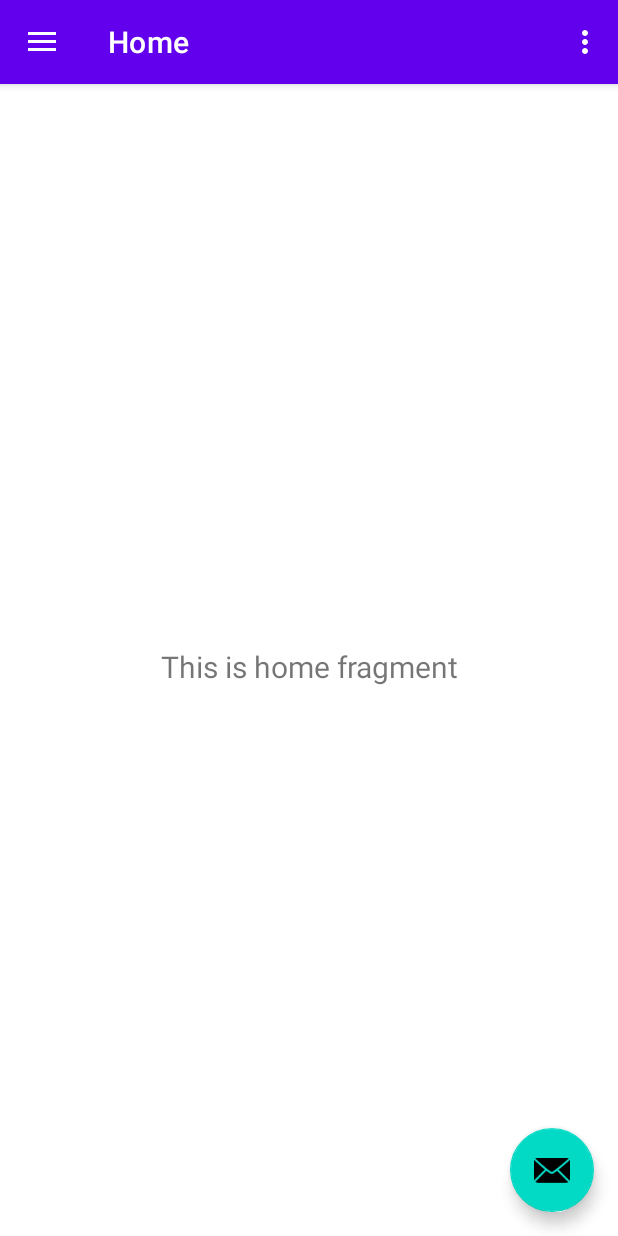
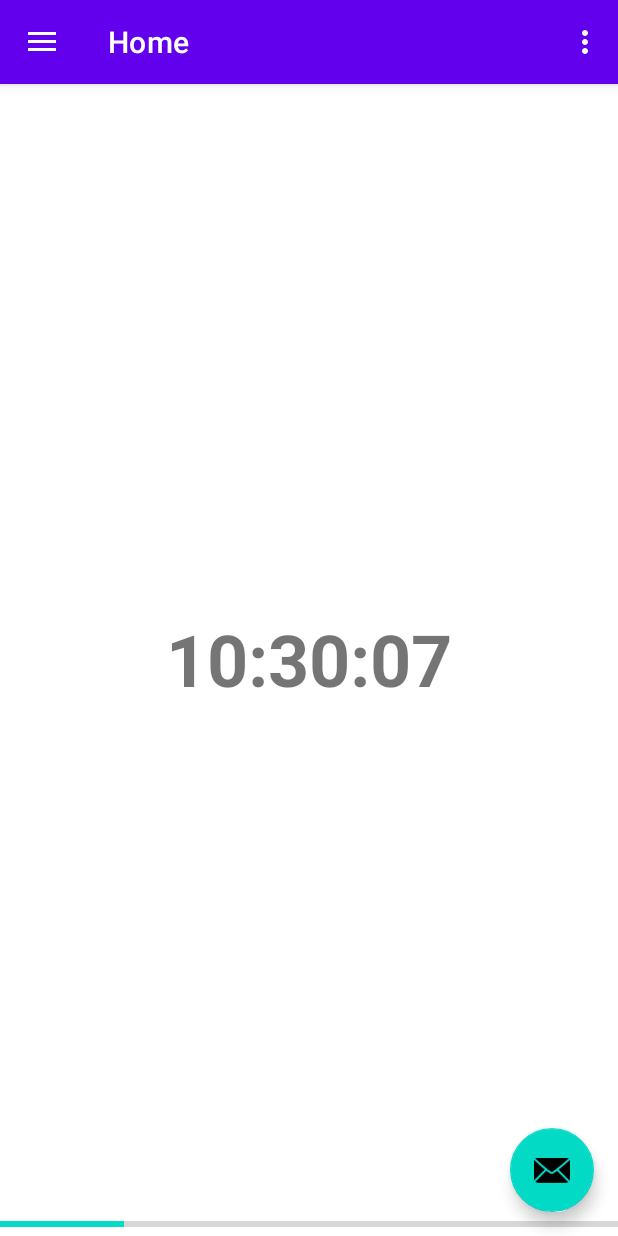
Before and after one commit to Volvo7700/TeachersEssentials, an Android app: the screen it shows after launch (MainActivity), on a phone screen of 412 x 824 dp. Run offline under Robolectric (Android 15) with nearby library versions, the phone set to English and light mode, and no system bars; our stand-ins replace navigation-ui.

Commit message:
Zeit und ProgressBar hinzugefügt

```diff
--- a/app/src/main/java/de/teachersessentials/ui/home/HomeFragment.java
+++ b/app/src/main/java/de/teachersessentials/ui/home/HomeFragment.java
@@ -1,32 +1,73 @@
 package de.teachersessentials.ui.home;
 
 import android.os.Bundle;
+import android.os.Handler;
 import android.view.LayoutInflater;
 import android.view.View;
 import android.view.ViewGroup;
+import android.widget.ProgressBar;
 import android.widget.TextView;
 
 import androidx.annotation.NonNull;
 import androidx.fragment.app.Fragment;
 import androidx.lifecycle.ViewModelProvider;
 
+import java.text.SimpleDateFormat;
+import java.util.Date;
+import java.util.Locale;
+import java.util.TimeZone;
+
 import de.teachersessentials.databinding.FragmentHomeBinding;
+import de.teachersessentials.R;
 
 public class HomeFragment extends Fragment {
 
     private FragmentHomeBinding binding;
+    private TextView clockTextView;
+    private Handler handler;
+    private ProgressBar showProgress;
+    private int progressTime = 0;
 
-    public View onCreateView(@NonNull LayoutInflater inflater,
-                             ViewGroup container, Bundle savedInstanceState) {
-        HomeViewModel homeViewModel =
-                new ViewModelProvider(this).get(HomeViewModel.class);
+    @Override
+    public View onCreateView(@NonNull LayoutInflater inflater, ViewGroup container, Bundle savedInstanceState) {
 
         binding = FragmentHomeBinding.inflate(inflater, container, false);
         View root = binding.getRoot();
 
-        final TextView textView = binding.textHome;
-        homeViewModel.getText().observe(getViewLifecycleOwner(), textView::setText);
+        clockTextView = root.findViewById(R.id.clock_text_view);
+        showProgress = root.findViewById(R.id.progress_bar);
+        handler = new Handler();
+
+        updateClock(); //ändern: wenn Home neu geöffnet wird, dauert es eine sekunde bis die Zeit angezeigt wird
+
         return root;
+    }
+    private void updateProgress() {
+        //Progress bar wird aufgefüllt
+        showProgress.setProgress(progressTime);
+        progressTime += 1;
+        //ProgressBar wird zurückgesetz, wenn sie voll ist
+        if (progressTime == showProgress.getMax()) {
+            progressTime = 0;
+        }
+    }
+
+    private void updateClock() {
+        handler.postDelayed(new Runnable() {
+            @Override
+            public void run() {
+                //Zeit wird abgerufen
+                SimpleDateFormat dateFormat = new SimpleDateFormat("HH:mm:ss", Locale.getDefault());
+                dateFormat.setTimeZone(TimeZone.getDefault());
+                String clockText = dateFormat.format(new Date());
+                //Zeit wird ins Widget gefüllt
+                clockTextView.setText(clockText);
+                //updateClock wird wieder aufgerufen, damit die Uhr jede Sekunde weitertickt
+                updateClock();
+                //progress bar wird aufgefüllt
+                updateProgress();
+            }
+        }, 1000); //Uhr updated jede Sekunde
     }
 
     @Override
--- a/app/src/main/res/layout/fragment_home.xml
+++ b/app/src/main/res/layout/fragment_home.xml
@@ -7,16 +7,27 @@
     tools:context=".ui.home.HomeFragment">
 
     <TextView
-        android:id="@+id/text_home"
-        android:layout_width="match_parent"
+        android:id="@+id/clock_text_view"
+        android:layout_width="wrap_content"
         android:layout_height="wrap_content"
-        android:layout_marginStart="8dp"
-        android:layout_marginTop="8dp"
-        android:layout_marginEnd="8dp"
-        android:textAlignment="center"
-        android:textSize="20sp"
+        android:layout_centerInParent="true"
+        android:textSize="48sp"
+        android:textStyle="bold"
         app:layout_constraintBottom_toBottomOf="parent"
         app:layout_constraintEnd_toEndOf="parent"
         app:layout_constraintStart_toStartOf="parent"
-        app:layout_constraintTop_toTopOf="parent" />
+        app:layout_constraintTop_toTopOf="parent"
+        app:layout_constraintVertical_bias="0.499" />
+
+    <ProgressBar
+        android:id="@+id/progress_bar"
+        style="?android:attr/progressBarStyleHorizontal"
+        android:layout_width="match_parent"
+        android:layout_height="wrap_content"
+        android:layout_alignParentBottom="true"
+        android:max="30"
+        android:progress="0"
+        app:layout_constraintBottom_toBottomOf="parent"
+        tools:layout_editor_absoluteX="0dp" />
+
 </androidx.constraintlayout.widget.ConstraintLayout>
--- a/build.gradle.kts
+++ b/build.gradle.kts
@@ -1,4 +1,4 @@
 // Top-level build file where you can add configuration options common to all sub-projects/modules.
 plugins {
-    id("com.android.application") version "8.2.1" apply false
+    id("com.android.application") version "8.3.0" apply false
 }
--- a/gradle.properties
+++ b/gradle.properties
@@ -19,3 +19,5 @@ android.useAndroidX=true
 # resources declared in the library itself and none from the library's dependencies,
 # thereby reducing the size of the R class for that library
 android.nonTransitiveRClass=true
+android.defaults.buildfeatures.buildconfig=true
+android.nonFinalResIds=false
```
Also changed, not shown: gradle/wrapper/gradle-wrapper.properties, 1 other file.
